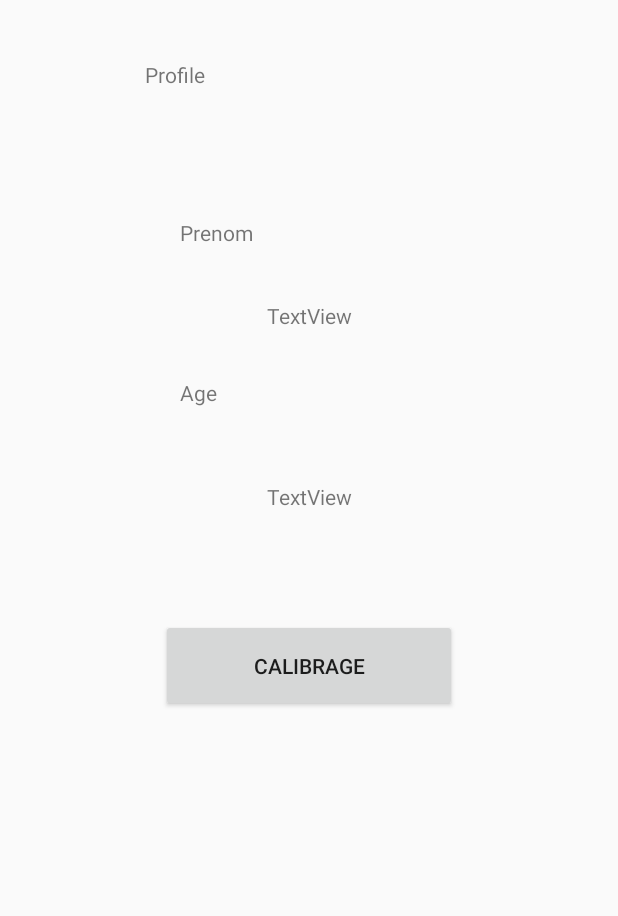
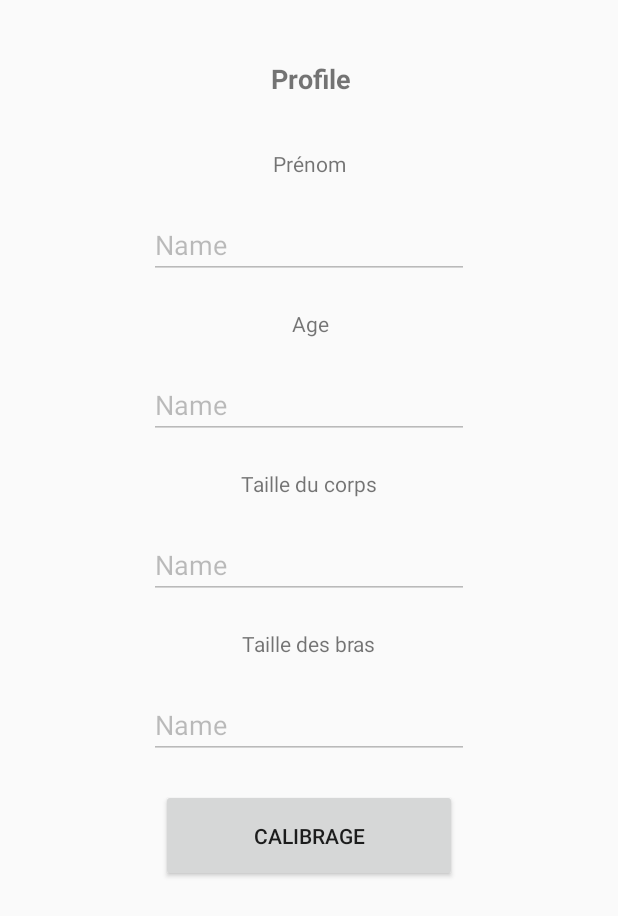
Before and after one commit to MagicFame/CaptionThis, an Android app: the Profile screen opened directly, with no data from a screen before it, on a phone screen of 412 x 824 dp. Shown: the top 916 px of the screen. Run offline under Robolectric (Android 15) with nearby library versions, the phone set to English and light mode, and no system bars; 4 statements that could not run were skipped.

Commit message:
Update all graphics + linearization of views

```diff
--- a/app/src/main/AndroidManifest.xml
+++ b/app/src/main/AndroidManifest.xml
@@ -24,6 +24,7 @@
         <activity android:name=".SignIn"></activity>
         <activity android:name=".HomeActivity"></activity>
         <activity android:name=".Profile"></activity>
+        <activity android:name=".ListExercice"></activity>
         <service
             android:name="ai.fritz.core.FritzCustomModelService"
             android:exported="true"
--- a/app/src/main/java/com/magicfame/captionthis/LiveCameraActivity.java
+++ b/app/src/main/java/com/magicfame/captionthis/LiveCameraActivity.java
@@ -17,12 +17,15 @@ public abstract class LiveCameraActivity extends BaseCameraActivity implements I
     // 1 is for calibrage
     private int type;
 
+    private User user;
+
     @Override
     public void onCreate(final Bundle savedInstanceState) {
         super.onCreate(savedInstanceState);
         setupPredictor();
         Intent intent = getIntent();
         type = intent.getIntExtra("type", 0);
+        user = (User) getIntent().getSerializableExtra("User");
     }
 
     protected abstract void setupPredictor();
@@ -36,6 +39,8 @@ public abstract class LiveCameraActivity extends BaseCameraActivity implements I
     protected int getType() {
         return this.type;
     }
+
+    protected User getUser() { return this.user; }
 
     @Override
     protected int getLayoutId() {
--- a/app/src/main/java/com/magicfame/captionthis/MainActivity.java
+++ b/app/src/main/java/com/magicfame/captionthis/MainActivity.java
@@ -25,7 +25,6 @@ public class MainActivity extends AppCompatActivity {
             public void onClick(View view) {
                 Intent intent = new Intent(MainActivity.this, SignIn.class);
                 startActivity(intent);
-                finish();
             }
         });
     }
--- a/app/src/main/java/com/magicfame/captionthis/Profile.java
+++ b/app/src/main/java/com/magicfame/captionthis/Profile.java
@@ -4,13 +4,14 @@ import android.content.Intent;
 import android.os.Bundle;
 import android.view.View;
 import android.widget.Button;
+import android.widget.EditText;
 import android.widget.TextView;
 
 import androidx.appcompat.app.AppCompatActivity;
 
 public class Profile extends AppCompatActivity {
 
-    User u = new User();
+    User u;
     @Override
     protected void onCreate(Bundle savedInstanceState) {
         super.onCreate(savedInstanceState);
@@ -23,16 +24,25 @@ public class Profile extends AppCompatActivity {
 
     @Override
     public void onBackPressed() {
-        Intent myIntent = new Intent(this, HomeActivity.class);
-        myIntent.putExtra("User", u);
-        startActivityForResult(myIntent, 0);
+        finish();
     }
 
     public void updateDataOnLayout() {
-        ((TextView) findViewById(R.id.prenom)).setText(u.getUsername());
-        //((TextView) findViewById(R.id.age)).setText(u.getAge());
+        EditText username = findViewById(R.id.prenom);
+        username.setText(u.getUsername());
+        username.setEnabled(false);
+        EditText age = findViewById(R.id.age);
+        age.setText(String.valueOf(u.getAge()));
+        age.setEnabled(false);
+        EditText corps = findViewById(R.id.corps);
+        corps.setText((u.getTailleRelle() != 0 ? String.valueOf(u.getTailleRelle()) : "Faites un calibrage"));
+        corps.setEnabled(false);
+        EditText bras = findViewById(R.id.bras);
+        bras.setText((u.getTailleBras() != 0 ? String.valueOf(u.getTailleBras()) : "Faites un calibrage"));
+        bras.setEnabled(false);
     }
 
+    // Calibrage
     public void addEventOnButton() {
         Button b = findViewById(R.id.button3);
         b.setOnClickListener(new View.OnClickListener() {
@@ -40,8 +50,8 @@ public class Profile extends AppCompatActivity {
             public void onClick(View view) {
                 Intent intent = new Intent(Profile.this, CameraActivity.class);
                 intent.putExtra("type", 1);
+                intent.putExtra("User", u);
                 startActivity(intent);
-                finish();
             }
         });
     }
--- a/app/src/main/java/com/magicfame/captionthis/SignIn.java
+++ b/app/src/main/java/com/magicfame/captionthis/SignIn.java
@@ -32,7 +32,6 @@ public class SignIn extends AppCompatActivity {
 
                     // To replace
                     intent.putExtra("User", new User(username, 22, false));
-
                     startActivity(intent);
                     finish();
                 }
--- a/app/src/main/res/layout/profile.xml
+++ b/app/src/main/res/layout/profile.xml
@@ -8,63 +8,118 @@
 
     <TextView
         android:id="@+id/textView4"
-        android:layout_width="219dp"
-        android:layout_height="29dp"
+        android:layout_width="171dp"
+        android:layout_height="27dp"
         android:layout_marginTop="40dp"
         android:text="Profile"
+        android:textAlignment="center"
+        android:textSize="18sp"
+        android:textStyle="bold"
         app:layout_constraintEnd_toEndOf="parent"
+        app:layout_constraintHorizontal_bias="0.504"
         app:layout_constraintStart_toStartOf="parent"
         app:layout_constraintTop_toTopOf="parent" />
 
     <TextView
         android:id="@+id/prenom_textview"
         android:layout_width="171dp"
-        android:layout_height="27dp"
-        android:layout_marginStart="108dp"
-        android:layout_marginTop="76dp"
-        android:text="Prenom"
+        android:layout_height="25dp"
+        android:layout_marginTop="32dp"
+        android:text="Prénom"
+        android:textAlignment="center"
         app:layout_constraintEnd_toEndOf="parent"
-        app:layout_constraintHorizontal_bias="0.09"
         app:layout_constraintStart_toStartOf="parent"
         app:layout_constraintTop_toBottomOf="@+id/textView4" />
-
-    <TextView
-        android:id="@+id/prenom"
-        android:layout_width="wrap_content"
-        android:layout_height="wrap_content"
-        android:layout_marginTop="28dp"
-        android:text="TextView"
-        app:layout_constraintEnd_toEndOf="parent"
-        app:layout_constraintStart_toStartOf="parent"
-        app:layout_constraintTop_toBottomOf="@+id/prenom_textview" />
 
     <TextView
         android:id="@+id/age_textview"
         android:layout_width="172dp"
         android:layout_height="25dp"
-        android:layout_marginTop="32dp"
+        android:layout_marginTop="20dp"
         android:text="Age"
+        android:textAlignment="center"
         app:layout_constraintEnd_toEndOf="parent"
+        app:layout_constraintHorizontal_bias="0.502"
         app:layout_constraintStart_toStartOf="parent"
         app:layout_constraintTop_toBottomOf="@+id/prenom" />
-
-    <TextView
-        android:id="@+id/age"
-        android:layout_width="wrap_content"
-        android:layout_height="wrap_content"
-        android:layout_marginTop="44dp"
-        android:text="TextView"
-        app:layout_constraintEnd_toEndOf="parent"
-        app:layout_constraintStart_toStartOf="parent"
-        app:layout_constraintTop_toBottomOf="@+id/age_textview" />
 
     <Button
         android:id="@+id/button3"
         android:layout_width="197dp"
         android:layout_height="62dp"
-        android:layout_marginTop="72dp"
+        android:layout_marginTop="20dp"
         android:text="Calibrage"
         app:layout_constraintEnd_toEndOf="parent"
         app:layout_constraintStart_toStartOf="parent"
+        app:layout_constraintTop_toBottomOf="@+id/bras" />
+
+    <EditText
+        android:id="@+id/prenom"
+        android:layout_width="wrap_content"
+        android:layout_height="wrap_content"
+        android:layout_marginTop="16dp"
+        android:ems="10"
+        android:inputType="textPersonName"
+        android:text="Name"
+        app:layout_constraintEnd_toEndOf="parent"
+        app:layout_constraintStart_toStartOf="parent"
+        app:layout_constraintTop_toBottomOf="@+id/prenom_textview" />
+
+    <EditText
+        android:id="@+id/age"
+        android:layout_width="wrap_content"
+        android:layout_height="wrap_content"
+        android:layout_marginTop="16dp"
+        android:ems="10"
+        android:inputType="textPersonName"
+        android:text="Name"
+        app:layout_constraintEnd_toEndOf="parent"
+        app:layout_constraintStart_toStartOf="parent"
+        app:layout_constraintTop_toBottomOf="@+id/age_textview" />
+
+    <TextView
+        android:id="@+id/taille_corps"
+        android:layout_width="114dp"
+        android:layout_height="25dp"
+        android:layout_marginTop="20dp"
+        android:text="Taille du corps"
+        android:textAlignment="center"
+        app:layout_constraintEnd_toEndOf="parent"
+        app:layout_constraintHorizontal_bias="0.498"
+        app:layout_constraintStart_toStartOf="parent"
         app:layout_constraintTop_toBottomOf="@+id/age" />
+
+    <EditText
+        android:id="@+id/corps"
+        android:layout_width="wrap_content"
+        android:layout_height="wrap_content"
+        android:layout_marginTop="16dp"
+        android:ems="10"
+        android:inputType="textPersonName"
+        android:text="Name"
+        app:layout_constraintEnd_toEndOf="parent"
+        app:layout_constraintStart_toStartOf="parent"
+        app:layout_constraintTop_toBottomOf="@+id/taille_corps" />
+
+    <TextView
+        android:id="@+id/textView9"
+        android:layout_width="wrap_content"
+        android:layout_height="25dp"
+        android:layout_marginTop="20dp"
+        android:text="Taille des bras"
+        app:layout_constraintEnd_toEndOf="parent"
+        app:layout_constraintStart_toStartOf="parent"
+        app:layout_constraintTop_toBottomOf="@+id/corps" />
+
+    <EditText
+        android:id="@+id/bras"
+        android:layout_width="wrap_content"
+        android:layout_height="wrap_content"
+        android:layout_marginTop="16dp"
+        android:ems="10"
+        android:inputType="textPersonName"
+        android:text="Name"
+        app:layout_constraintEnd_toEndOf="parent"
+        app:layout_constraintStart_toStartOf="parent"
+        app:layout_constraintTop_toBottomOf="@+id/textView9" />
 </androidx.constraintlayout.widget.ConstraintLayout>
```
Also changed, not shown: app/src/main/java/com/magicfame/captionthis/CameraActivity.java (+22 -15 lines), app/src/main/java/com/magicfame/captionthis/HomeActivity.java (+4 -15 lines), app/src/main/java/com/magicfame/captionthis/ListExercice.java (added, +36 -0 lines), app/src/main/java/com/magicfame/captionthis/User.java (+18 -0 lines), app/src/main/res/layout/activity.xml (+12 -9 lines), app/src/main/res/layout/menu.xml (+6 -10 lines), app/src/main/res/layout/signin.xml (+12 -2 lines), app/src/main/res/mipmap-mdpi/captionthis.png (added).
